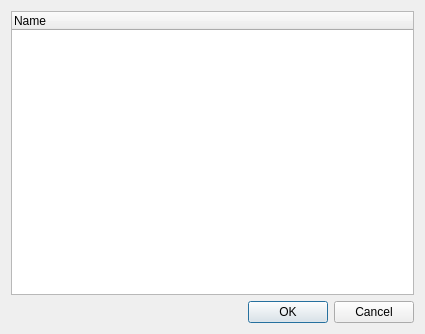
Qt form ui/src/selectinputchannel.ui (mcallegari/qlcplus) before a commit.
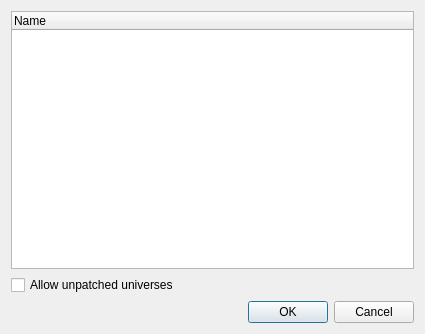
The same form after that commit.

Commit message:
Input selection: Unpatched universes not considered as invalid anymore
. Display unpatched universes as UNPATCHED

. Allow assigning channels from unpatched universes
in the SelectInputChannel dialog

Patch:
```diff
--- a/ui/src/selectinputchannel.ui
+++ b/ui/src/selectinputchannel.ui
@@ -26,6 +26,13 @@
      </column>
     </widget>
    </item>
+   <item>
+    <widget class="QCheckBox" name="m_allowUnpatchedCb">
+     <property name="text">
+      <string>Allow unpatched universes</string>
+     </property>
+    </widget>
+   </item>
    <item>
     <widget class="QDialogButtonBox" name="m_buttonBox">
      <property name="orientation">
```
The commit also changes 4 other files.
